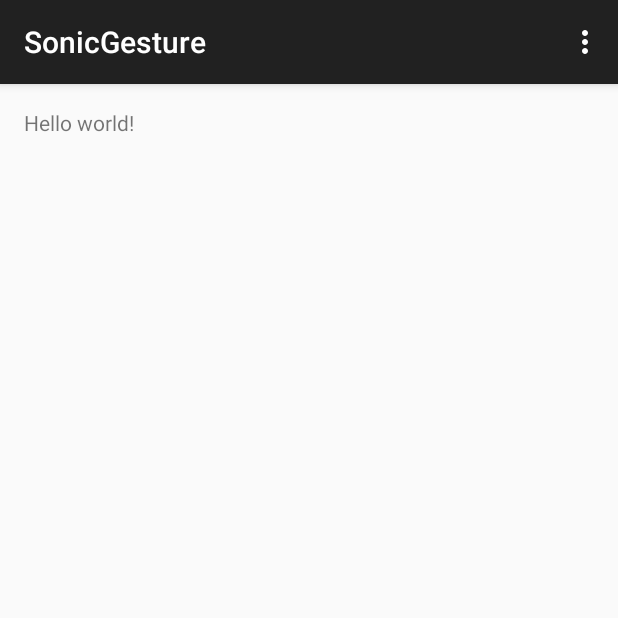
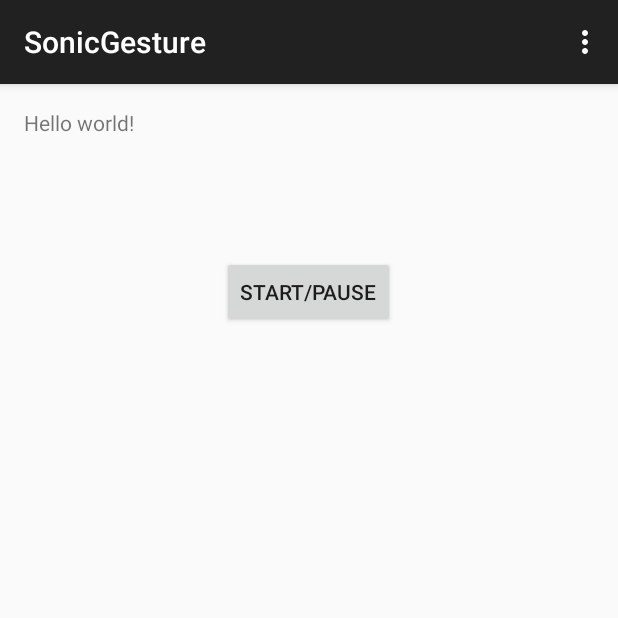
Before and after one commit to ruanxuyi/SonicGesture, an Android app: the screen it shows after launch (MainActivity), on a phone screen of 412 x 824 dp, the top half of it. Run offline under Robolectric (Android 15) with nearby library versions, the phone set to English and light mode, and no system bars.

Commit message:
Added start/pause functionality

```diff
--- a/app/src/main/java/com/example/xuyiruan/sonicgesture/MainActivity.java
+++ b/app/src/main/java/com/example/xuyiruan/sonicgesture/MainActivity.java
@@ -7,20 +7,44 @@ import android.os.Bundle;
 import android.view.Menu;
 import android.view.MenuItem;
 import android.media.AudioManager;
+import android.view.View;
+import android.widget.Button;
 
 public class MainActivity extends AppCompatActivity {
+
+    //initiate start/stop button
+    private Button startBtn;
+    //if startCount is odd, start to play music, if even, pause play music
+    int startCount = 0;
 
     @Override
     protected void onCreate(Bundle savedInstanceState) {
         super.onCreate(savedInstanceState);
         setContentView(R.layout.activity_main);
 
-        MediaPlayer mediaPlayer = MediaPlayer.create(MainActivity.this, R.raw.audio);
-        //media player for playing music/soundclip
-        AudioManager audioManager= (AudioManager)getSystemService(Context.AUDIO_SERVICE);
-        //system service to manage output device,
-        mediaPlayer.start();
+        //set up start/pause button
+        startBtn = (Button) findViewById(R.id.startBtn);
 
+        startBtn.setOnClickListener(new View.OnClickListener() {
+
+            //set up the mediaPlayer and link the music to raw (canon in d)
+            MediaPlayer mediaPlayer = MediaPlayer.create(MainActivity.this, R.raw.audio);
+
+            //media player for playing music/soundclip
+            AudioManager audioManager = (AudioManager) getSystemService(Context.AUDIO_SERVICE);
+
+            public void onClick(View view) {
+                //update startCount for stop/pause button functionality
+                startCount++;
+
+                //system service to manage output device,
+                if(startCount%2 == 0){
+                    mediaPlayer.pause();
+                }else{
+                    mediaPlayer.start();
+                }
+            }
+        });
     }
 
     @Override
--- a/app/src/main/res/layout/activity_main.xml
+++ b/app/src/main/res/layout/activity_main.xml
@@ -6,6 +6,17 @@
     android:paddingBottom="@dimen/activity_vertical_margin" tools:context=".MainActivity">
 
     <TextView android:text="@string/hello_world" android:layout_width="wrap_content"
-        android:layout_height="wrap_content" />
+        android:layout_height="wrap_content"
+        android:id="@+id/textView" />
+
+    <Button
+        style="?android:attr/buttonStyleSmall"
+        android:layout_width="wrap_content"
+        android:layout_height="wrap_content"
+        android:text="Start/pause"
+        android:id="@+id/startBtn"
+        android:layout_below="@+id/textView"
+        android:layout_centerHorizontal="true"
+        android:layout_marginTop="79dp" />
 
 </RelativeLayout>
```
